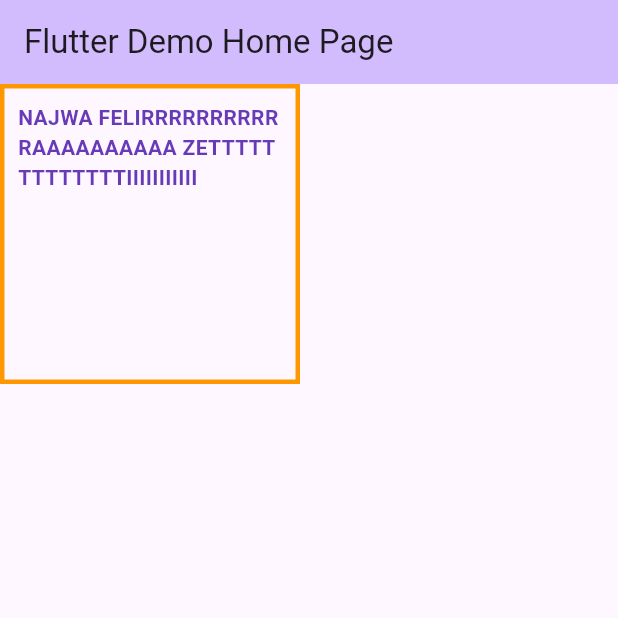
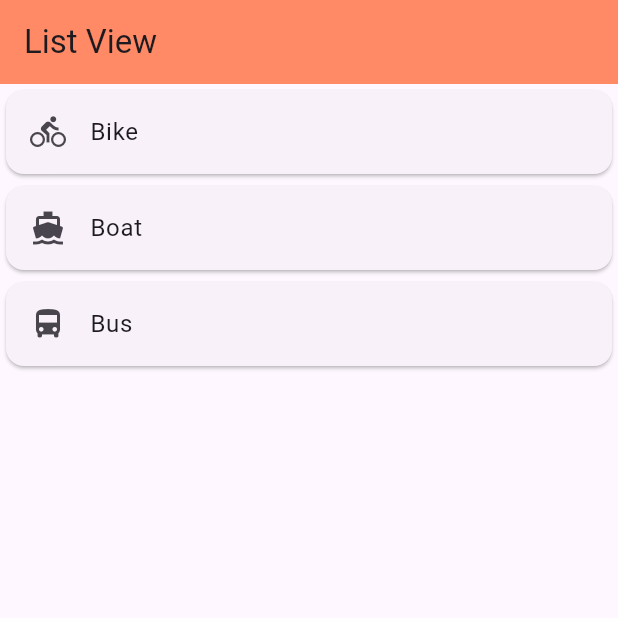
Before and after one commit to najwazetti/praktikum-mobile-review1, a Flutter app: the screen it shows after launch, on a phone screen of 412 x 824 dp, the top half of it. Run offline on Flutter 3.47's test engine with Material 3 defaults, Android fonts, the phone set to English and light mode, and no system bars.

Commit message:
review 2

```diff
--- a/lib/main.dart
+++ b/lib/main.dart
@@ -31,54 +31,88 @@ class MyHomePage extends StatefulWidget {
 }
 
 class _MyHomePageState extends State<MyHomePage> {
-  int _counter = 0;
-
-  void _incrementCounter() {
-    setState(() {
-      _counter++;
-    });
-  }
-
   @override
   Widget build(BuildContext context) {
+    final titles = ['Bike', 'Boat', 'Bus'];
+    final icons = [
+      Icons.directions_bike,
+      Icons.directions_boat,
+      Icons.directions_bus
+    ];
+
     return Scaffold(
-        appBar: AppBar(
-          backgroundColor: Theme.of(context).colorScheme.inversePrimary,
-          title: Text(widget.title),
-        ),
-        body: Container(
-          width: 200,
-          height: 200,
-          padding: const EdgeInsets.all(9.0),
-          // color: Colors.black,
-          decoration: BoxDecoration(
-              border: Border.all(
-            width: 3,
-            color: Colors.orange,
-          )),
-          child: const Text(
-            'NAJWA FELIRRRRRRRRRRRAAAAAAAAAA ZETTTTTTTTTTTTTIIIIIIIIIII',
-            style: TextStyle(
-                fontWeight: FontWeight.bold, color: Colors.deepPurple),
-          ),
-        )
+      appBar: AppBar(
+        title: const Text("List View"),
+        backgroundColor: Colors.deepOrange[300],
+      ),
+      body: ListView.builder(
+        itemCount: titles.length,
+        itemBuilder: (context, nomor) {
+          return Card(
+              child: ListTile(
+                  leading: Icon(icons[nomor]),
+                  title: Text(titles[nomor]),
+                  onTap: () {
+                    setState(() {
+                      titles.removeAt(nomor);
+                    });
+                  }));
+        },
+      ),
+      // children: const [
+      //   ListTile(
+      //     leading: Icon(Icons.sunny),
+      //     title: Text("Sun"),
+      //     trailing: Icon(Icons.keyboard_arrow_right),
+      //   ),
+      //   ListTile(
+      //     leading: Icon(Icons.brightness_3),
+      //     title: Text("Moon"),
+      //     trailing: Icon(Icons.keyboard_arrow_right),
+      //   ),
+      //   ListTile(
+      //     leading: Icon(Icons.star),
+      //     title: Text("Star"),
+      //     trailing: Icon(Icons.keyboard_arrow_right),
+      //   )
+      // ],
 
-        // body: Center(
-        //   child: Column(
-        //     children: [
-        //       Container(
-        //         width: 100,
-        //         height: 100,
-        //         color: Colors.blueAccent,
-        //       ),
-        //       Container(
-        //         width: 100,
-        //         height: 100,
-        //         color: Colors.deepOrange,
-        //       )
-        //     ],
-        //   ),
-        // )
-        );
+      // GridView(
+      //   gridDelegate: const SliverGridDelegateWithFixedCrossAxisCount(
+      //     crossAxisCount: 4,
+      //   ),
+      //   children: [
+      //     Container(
+      //       width: 100,
+      //       height: 250,
+      //       margin: const EdgeInsets.only(bottom: 10),
+      //       decoration: const BoxDecoration(
+      //         color: Colors.red,
+      //         image: DecorationImage(
+      //           image: AssetImage("jua.jpg"),
+      //         ),
+      //       ),
+      //     ),
+      //     Container(
+      //       width: 100,
+      //       height: 250,
+      //       margin: const EdgeInsets.only(bottom: 10),
+      //       color: Colors.blue,
+      //     ),
+      //     Container(
+      //       width: 100,
+      //       height: 250,
+      //       margin: const EdgeInsets.only(bottom: 10),
+      //       color: Colors.black,
+      //     ),
+      //     Container(
+      //       width: 100,
+      //       height: 250,
+      //       margin: const EdgeInsets.only(bottom: 10),
+      //       color: Colors.yellow,
+      //     ),
+      //   ],
+      // ),
+    );
   }
 }
--- a/pubspec.yaml
+++ b/pubspec.yaml
@@ -59,8 +59,8 @@ flutter:
   uses-material-design: true
 
   # To add assets to your application, add an assets section, like this:
-  # assets:
-  #   - images/a_dot_burr.jpeg
+  assets:
+    - assets/jua.jpg
   #   - images/a_dot_ham.jpeg
 
   # An image asset can refer to one or more resolution-specific "variants", see
```
Also changed, not shown: assets/jua.jpg (added).
